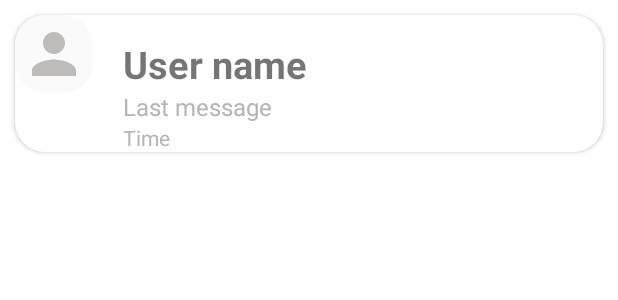
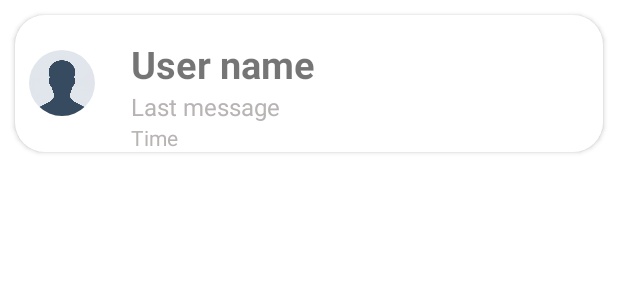
Before and after one commit to chenshein/ChitChatAndroid, an Android app: the layout chats_user_row.xml on its own in the app's theme, with its tools: preview values and no code run, on a phone screen of 412 x 824 dp. Shown: the top 300 px of the screen. Run offline under Robolectric (Android 15) with nearby library versions, the phone set to English and light mode, and no system bars.

Commit message:
add users to list

```diff
--- a/app/src/main/java/com/example/chitchat/Activity/ChatActivity.java
+++ b/app/src/main/java/com/example/chitchat/Activity/ChatActivity.java
@@ -63,7 +63,9 @@ public class ChatActivity extends AppCompatActivity {
 
         //go back to chats view
         back_btn.setOnClickListener(v -> {
-           onBackPressed();
+           Intent intent =  new Intent(this,AllChatsActivity.class);
+           startActivity(intent);
+           finish();
         });
 
 
--- a/app/src/main/java/com/example/chitchat/data/User/UserEntity.java
+++ b/app/src/main/java/com/example/chitchat/data/User/UserEntity.java
@@ -74,7 +74,9 @@ public class UserEntity {
     }
 
     public void addUserToUserList(UserEntity user) {
-        this.userList.add(user);
+        if(!this.userList.contains(user)) {
+            this.userList.add(user);
+        }
     }
 
 //    public void removeUserFromUserList(UserEntity user) {
--- a/app/src/main/res/layout/chats_user_row.xml
+++ b/app/src/main/res/layout/chats_user_row.xml
@@ -6,17 +6,19 @@
     android:layout_margin="10dp"
     android:elevation="2dp">
 
-    <ImageView
+
+    <de.hdodenhof.circleimageview.CircleImageView
+        android:id="@+id/profile_pic_chats"
         android:layout_width="52dp"
         android:layout_height="52dp"
-        android:src="@drawable/ic_person_bottom_chat"
-        android:tint="@color/grey"
+        android:layout_marginTop="0dp"
+        android:layout_marginLeft="5dp"
+        android:src="@drawable/default_avatar"
+        android:layout_centerInParent="true"
         android:padding="4dp"
-        android:backgroundTint="#FAFAFA"
-        android:layout_centerInParent="true"
-        android:id="@+id/profile_image_view"
-        tools:ignore="UseAppTint"
-        android:background="@drawable/rounded_corner" />
+        android:layout_gravity="center"
+        />
+
 
     <LinearLayout
         android:layout_width="0dp"
```
Also changed, not shown: app/src/main/java/com/example/chitchat/Activity/AllChatsActivity.java (+11 -4 lines), app/src/main/java/com/example/chitchat/adapter/ChatAdapter.java (added, +73 -0 lines), app/src/main/java/com/example/chitchat/fragment/ChatFragment.java (+64 -14 lines).
